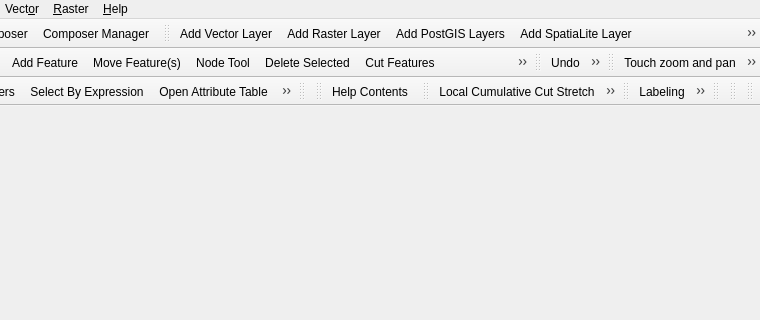
Qt form src/ui/qgisapp.ui (qgis/QGIS) before a commit; both pictures show x 290 to 1050 and y 0 to 320 of the 1050 by 487 pixel window.
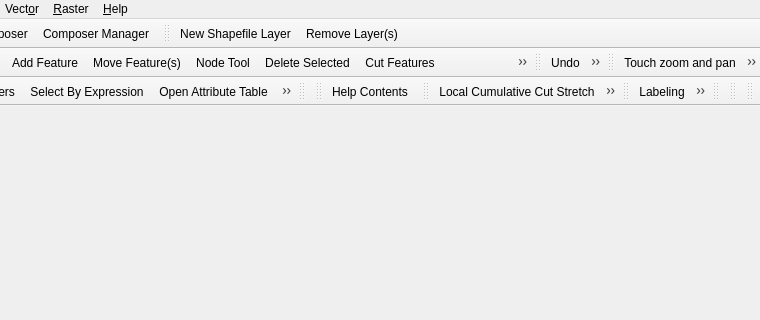
The same form after that commit. Icons and pictures are not drawn.

Commit message: use a foldable widget for all add layer actions

```diff
--- a/src/ui/qgisapp.ui
+++ b/src/ui/qgisapp.ui
@@ -279,16 +279,6 @@
    <attribute name="toolBarBreak">
     <bool>false</bool>
    </attribute>
-   <addaction name="mActionAddOgrLayer"/>
-   <addaction name="mActionAddRasterLayer"/>
-   <addaction name="mActionAddPgLayer"/>
-   <addaction name="mActionAddSpatiaLiteLayer"/>
-   <addaction name="mActionAddMssqlLayer"/>
-   <addaction name="mActionAddOracleLayer"/>
-   <addaction name="mActionAddWmsLayer"/>
-   <addaction name="mActionAddWcsLayer"/>
-   <addaction name="mActionAddWfsLayer"/>
-   <addaction name="mActionAddDelimitedText"/>
    <addaction name="mActionNewVectorLayer"/>
    <addaction name="mActionRemoveLayer"/>
   </widget>
```
Left out of the diff: 28 changed lines with no effect on the pictures. The commit also changes 1 other file.
